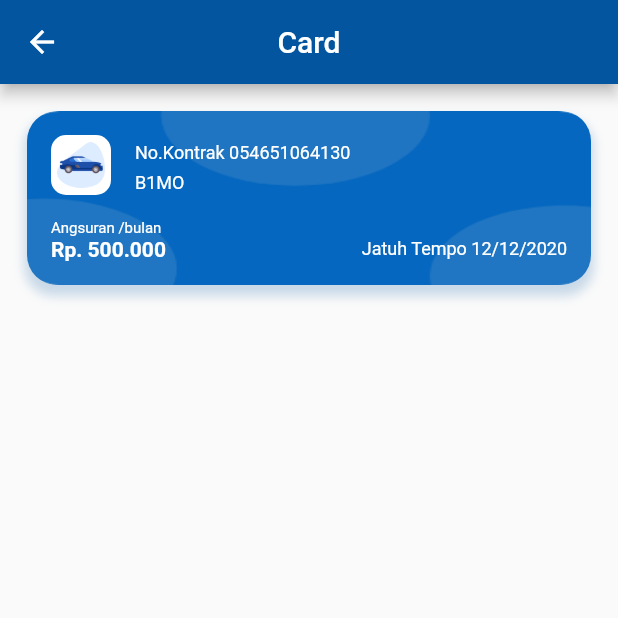
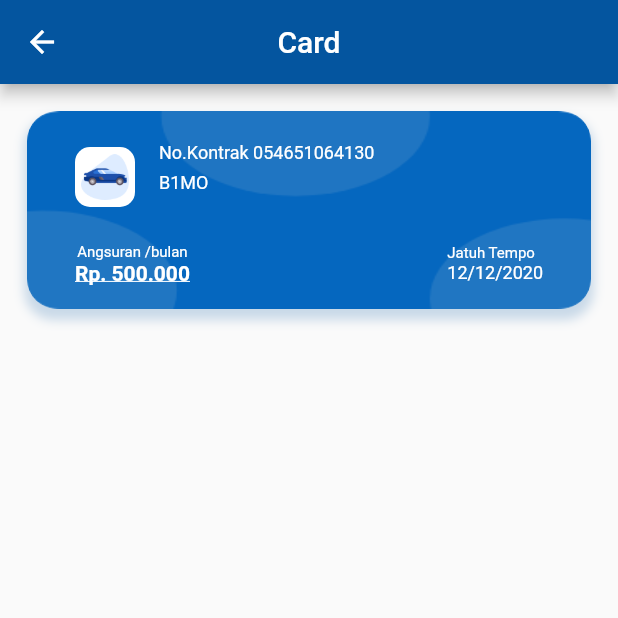
Before and after one commit to satriantorobimo/flutter_bfi_ds, a Flutter app: the CardScreen screen opened by its route, on a phone screen of 412 x 824 dp, the top half of it. Run offline on Flutter 3.47's test engine with Material 2 defaults, Android fonts, the phone set to English and light mode, and no system bars.

Commit message:
Update :
- Update Card Padding

```diff
--- a/lib/commons/molecules/card/ds_card.dart
+++ b/lib/commons/molecules/card/ds_card.dart
@@ -40,7 +40,9 @@ class DSCard extends StatelessWidget {
         crossAxisAlignment: CrossAxisAlignment.start,
         children: [
           ListTile(
-            leading: Column(
+            leading: Padding(
+              padding: const EdgeInsets.only(top: 16.0, left: 16.0),
+              child: Column(
                 mainAxisAlignment: MainAxisAlignment.center,
                 children: [
                   Container(
@@ -59,15 +61,27 @@ class DSCard extends StatelessWidget {
                   )
                 ],
               ),
-            title: Container(
+            ),
+            title: Padding(
+              padding: const EdgeInsets.only(top: 16.0),
+              child: Container(
                 child: Text('No.Kontrak $noKontrak',
                     style: TextStyle(fontSize: 12, color: Colors.white)),
+              ),
             ),
             subtitle: Text(licensePlate ?? '-',
                 style: TextStyle(fontSize: 12, color: Colors.white)),
           ),
+          SizedBox(
+            height: 16,
+          ),
+          Row(
+            mainAxisAlignment: MainAxisAlignment.spaceBetween,
+            children: [
+              Column(
+                children: [
                   Padding(
-            padding: const EdgeInsets.only(left: 16.0),
+                    padding: const EdgeInsets.only(left: 32.0),
                     child: Container(
                       child: Text(
                         'Angsuran /bulan',
@@ -75,28 +89,43 @@ class DSCard extends StatelessWidget {
                       ),
                     ),
                   ),
-          Row(
-            mainAxisAlignment: MainAxisAlignment.spaceBetween,
-            children: [
                   Padding(
-                padding: const EdgeInsets.only(left: 16.0, bottom: 16.0),
+                    padding: const EdgeInsets.only(left: 32.0, bottom: 16.0),
                     child: Container(
                       child: Text(
                         angsuranPerBulan,
                         style: TextStyle(
                           fontSize: 14,
                           color: Colors.white,
-                        fontWeight: FontWeight.bold),
+                          fontWeight: FontWeight.bold,
+                          decoration: TextDecoration.underline,
+                        ),
+                      ),
+                    ),
+                  ),
+                ],
+              ),
+              Column(
+                crossAxisAlignment: CrossAxisAlignment.start,
+                children: [
+                  Padding(
+                    padding: const EdgeInsets.only(right: 32.0),
+                    child: Container(
+                      child: Text(
+                        'Jatuh Tempo',
+                        style: TextStyle(fontSize: 10, color: Colors.white),
                       ),
                     ),
                   ),
                   Padding(
-                padding: const EdgeInsets.only(right: 16.0, bottom: 16.0),
-                child: Text('Jatuh Tempo $jatuhTempo',
+                    padding: const EdgeInsets.only(right: 32.0, bottom: 16.0),
+                    child: Text(jatuhTempo,
                         style: TextStyle(fontSize: 12, color: Colors.white)),
                   )
                 ],
-          )
+              ),
+            ],
+          ),
         ],
       ),
     );
--- a/pubspec.yaml
+++ b/pubspec.yaml
@@ -1,6 +1,6 @@
 name: flutter_ds_bfi
 description: Design System Package for BFI
-version: 0.0.1
+version: 0.0.1+1
 homepage: https://github.com/satriantorobimo/flutter_bfi_ds
 
 environment:
```
Also changed, not shown: example/pubspec.lock, 1 other file. Lines whose indentation alone changed are shown as unchanged.
